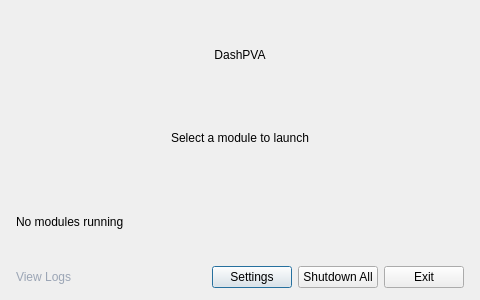
The window that src/dashpva/gui/launcher/launcher.ui (AdvancedPhotonSource/DashPVA) describes before a commit, drawn with Qt 5.
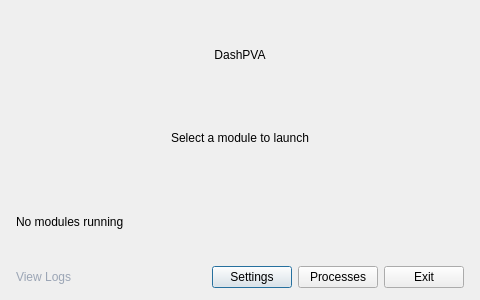
The same window after the commit.

Commit message: add: ProcessManagerDialog — per-process show/stop and shutdown-all from launcher

```diff
--- a/src/dashpva/gui/launcher/launcher.ui
+++ b/src/dashpva/gui/launcher/launcher.ui
@@ -124,7 +124,7 @@
         <string>Force stop all running modules</string>
        </property>
        <property name="text">
-        <string>Shutdown All</string>
+        <string>Processes</string>
        </property>
       </widget>
      </item>
```
Left out of the diff: 4 changed lines with no effect on the pictures. The commit also changes 6 other files.
